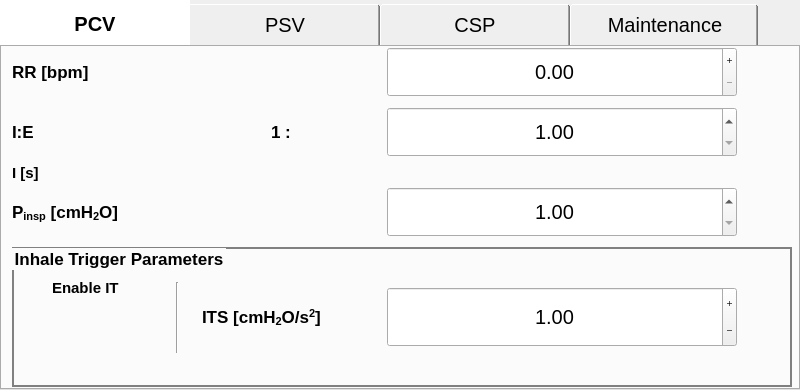
The window that gui/settings/settings.ui (guescio/gui) describes before a commit, drawn with Qt 5.
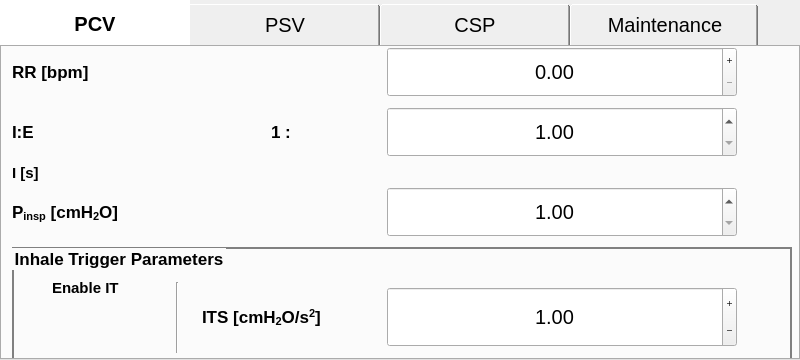
The same window after the commit. Icons and pictures are not drawn. Custom widgets are drawn as their Qt base class.

Commit message: resize the window to take into account the alarm bar

```diff
--- a/gui/settings/settings.ui
+++ b/gui/settings/settings.ui
@@ -7,7 +7,7 @@
     <x>0</x>
     <y>0</y>
     <width>800</width>
-    <height>390</height>
+    <height>360</height>
    </rect>
   </property>
   <property name="font">
```
